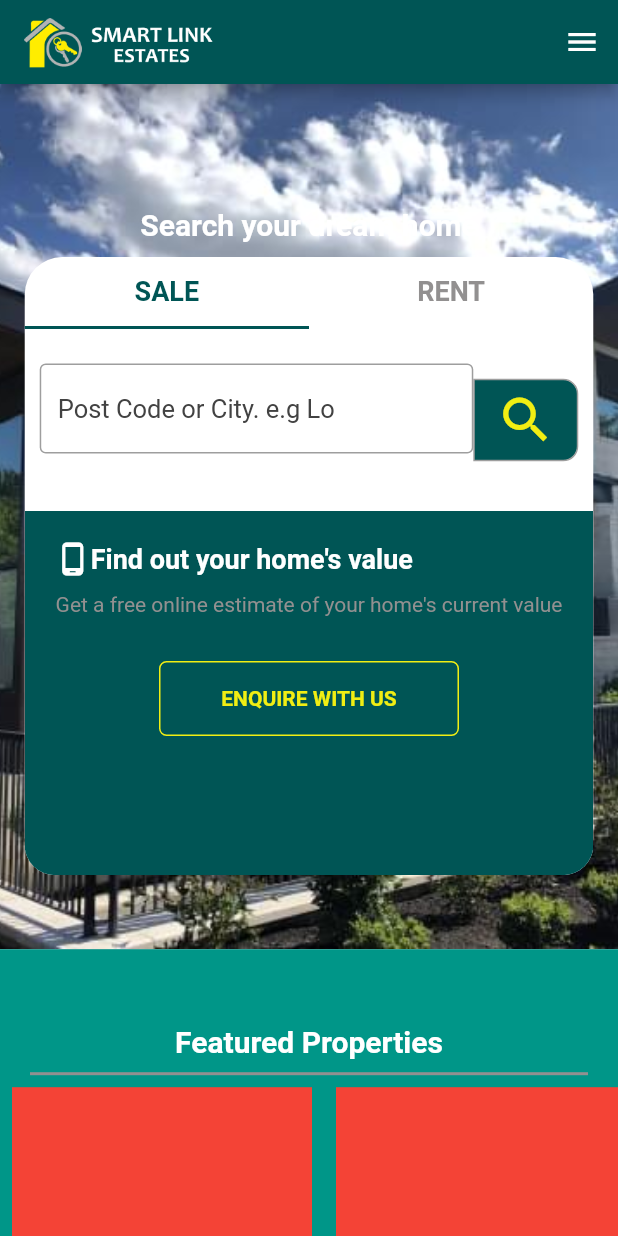
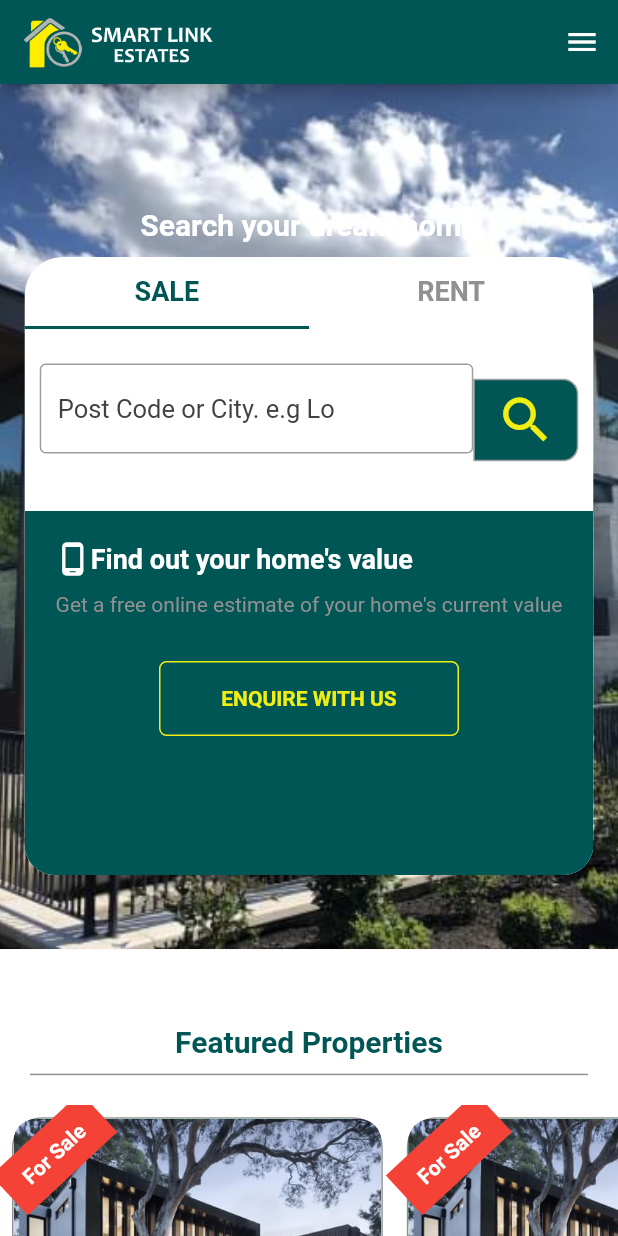
Before and after one commit to ShaimPatel/LnadLoard, a Flutter app: the screen it shows after launch, on a phone screen of 412 x 824 dp. Run offline on Flutter 3.47's test engine with Material 2 defaults, Android fonts, the phone set to English and light mode, and no system bars; drawn by our look-alikes of carousel_slider; our stand-ins replace fluttertoast, google_maps_flutter; missing offline and left inert: flutter_gif.

Commit message:
Fetaured Properties is done

```diff
--- a/lib/views/HomePage/home_page.dart
+++ b/lib/views/HomePage/home_page.dart
@@ -2,9 +2,9 @@ import 'package:carousel_slider/carousel_slider.dart';
 import 'package:flutter/material.dart';
 import 'package:flutter/rendering.dart';
 import 'package:landloard/global/AppBar/drawer_widget.dart';
-import 'package:landloard/global/Widgets/divider_widget.dart';
 import 'package:landloard/res/assets/image_assets.dart';
 import 'package:landloard/res/colors/app_color.dart';
+import 'package:landloard/views/HomePage/widgets/featured_properties_widget.dart';
 import 'package:landloard/views/HomePage/widgets/sales_widget.dart';
 
 class HomePage extends StatefulWidget {
@@ -174,50 +174,7 @@ class _HomePageState extends State<HomePage> {
                 ],
               ),
               //!2 Section for Featured Properties
-              Container(
-                height: MediaQuery.of(context).size.height * 0.7,
-                width: double.maxFinite,
-                decoration: const BoxDecoration(
-                  color: Colors.teal,
-                ),
-                child: Column(
-                  children: [
-                    const SizedBox(height: 50),
-                    const Text(
-                      "Featured Properties",
-                      style: TextStyle(
-                        fontWeight: FontWeight.bold,
-                        color: AppColor.whiteColor,
-                        fontSize: 20,
-                      ),
-                    ),
-                    const SizedBox(height: 10),
-                    CustomeDividerWidget(
-                      height: 1,
-                      color: AppColor.greyColor,
-                      thickness: 2,
-                      indent: 20,
-                      endIndent: 20,
-                    ),
-                    Expanded(
-                      child: ListView.builder(
-                        scrollDirection: Axis.horizontal,
-                        itemCount: 3,
-                        itemBuilder: (context, index) {
-                          return Padding(
-                            padding: const EdgeInsets.all(8.0),
-                            child: Container(
-                              height: 500,
-                              width: 200,
-                              color: Colors.red,
-                            ),
-                          );
-                        },
-                      ),
-                    )
-                  ],
-                ),
-              )
+              const FeaturedPropertiesWidget(),
             ],
           ),
         ));
--- /dev/null
+++ b/lib/views/HomePage/widgets/featured_properties_widget.dart
@@ -0,0 +1,262 @@
+import 'package:flutter/material.dart';
+import 'package:landloard/global/Widgets/divider_widget.dart';
+import 'package:landloard/res/assets/image_assets.dart';
+import 'package:landloard/res/colors/app_color.dart';
+import 'package:landloard/res/components/Constrians.dart';
+
+class FeaturedPropertiesWidget extends StatelessWidget {
+  const FeaturedPropertiesWidget({super.key});
+
+  @override
+  Widget build(BuildContext context) {
+    return Container(
+      height: MediaQuery.of(context).size.height * 0.95,
+      width: double.maxFinite,
+      decoration: const BoxDecoration(
+        color: Colors.white,
+      ),
+      child: Column(
+        children: [
+          const SizedBox(height: 50),
+          const Text(
+            "Featured Properties",
+            style: TextStyle(
+              fontWeight: FontWeight.bold,
+              color: AppColor.greenColor,
+              fontSize: 20,
+            ),
+          ),
+          const SizedBox(height: 10),
+          CustomeDividerWidget(
+            height: 1,
+            color: AppColor.greyColor,
+            thickness: 1,
+            indent: 20,
+            endIndent: 20,
+          ),
+          const SizedBox(height: 20),
+          SizedBox(
+            height: MediaQuery.of(context).size.height * 0.6,
+            width: double.maxFinite,
+            child: ListView.builder(
+              scrollDirection: Axis.horizontal,
+              itemCount: 3,
+              itemBuilder: (context, index) {
+                return Padding(
+                  padding: const EdgeInsets.all(8.0),
+                  child: Container(
+                    width: MediaQuery.of(context).size.width * 0.6,
+                    decoration: BoxDecoration(
+                        borderRadius: BorderRadius.circular(20),
+                        border: Border.all(
+                          color: AppColor.greyColor,
+                        )),
+                    // color: Colors.green,
+                    child: Column(
+                      crossAxisAlignment: CrossAxisAlignment.start,
+                      children: [
+                        Stack(
+                          fit: StackFit.loose,
+                          children: [
+                            Container(
+                              height: 180,
+                              width: double.maxFinite,
+                              decoration: const BoxDecoration(
+                                  color: Colors.greenAccent,
+                                  borderRadius: BorderRadius.only(
+                                      topLeft: Radius.circular(20),
+                                      topRight: Radius.circular(20))),
+                              child: const ClipRRect(
+                                borderRadius: BorderRadius.only(
+                                    topLeft: Radius.circular(15),
+                                    topRight: Radius.circular(15)),
+                                child: Image(
+                                  image: AssetImage(ImageAssets.img1),
+                                  fit: BoxFit.cover,
+                                ),
+                              ),
+                            ),
+                            Positioned(
+                                left: 0, // Adjust the left position as needed
+                                top: 0, // Adjust the top position as needed
+                                child: Transform.rotate(
+                                  angle:
+                                      -0.75, // Adjust the rotation angle as needed
+                                  child: Padding(
+                                    padding: const EdgeInsets.only(bottom: 40),
+                                    child: Container(
+                                      decoration: const BoxDecoration(
+                                        color: Colors.red,
+                                      ),
+                                      padding: const EdgeInsets.symmetric(
+                                          horizontal: 15, vertical: 10),
+                                      child: const Center(
+                                        child: Text(
+                                          'For Sale',
+                                          style: TextStyle(
+                                            color: Colors.white,
+                                            fontWeight: FontWeight.bold,
+                                          ),
+                                        ),
+                                      ),
+                                    ),
+                                  ),
+                                )),
+
+                            //! Icons
+                            Positioned(
+                                bottom: 10,
+                                right: 20,
+                                child: Row(
+                                  children: const [
+                                    CircleAvatar(
+                                      child: Icon(
+                                        Icons.facebook,
+                                      ),
+                                    ),
+                                    SizedBox(width: 5),
+                                    CircleAvatar(
+                                      backgroundColor: AppColor.blueColor,
+                                      child: Icon(
+                                        Icons.facebook,
+                                      ),
+                                    ),
+                                    SizedBox(width: 5),
+                                    CircleAvatar(
+                                      backgroundColor: AppColor.blackColor,
+                                      child: Icon(
+                                        Icons.facebook,
+                                      ),
+                                    )
+                                  ],
+                                ))
+                          ],
+                        ),
+                        const SizedBox(height: 20),
+
+                        //!
+                        Row(
+                          mainAxisAlignment: MainAxisAlignment.spaceEvenly,
+                          children: [
+                            Column(
+                              children: [
+                                const Text(
+                                  '\$ 600,000',
+                                  style: TextStyle(
+                                      fontSize: 18,
+                                      fontWeight: FontWeight.bold,
+                                      color: AppColor.greenColor),
+                                ),
+                                CustomeDividerWidget(
+                                  thickness: 3,
+                                  color: AppColor.blackColor,
+                                  height: 4,
+                                  endIndent: 10,
+                                  indent: 10,
+                                ),
+                                Container(
+                                  height: 2,
+                                  width: 90,
+                                  decoration: const BoxDecoration(
+                                    color: AppColor.greenColor,
+                                  ),
+                                )
+                              ],
+                            ),
+                            Elevated_Button(
+                              "sales".toUpperCase(),
+                              () => null,
+                              70.0,
+                              12,
+                              AppColor.whiteColor,
+                              AppColor.greenColor,
+                              25,
+                            ),
+                          ],
+                        ),
+
+                        const Padding(
+                          padding: EdgeInsets.only(left: 10, top: 10),
+                          child: Text(
+                            'E15 4AT, Stratford, London',
+                            maxLines: 2,
+                            overflow: TextOverflow.ellipsis,
+                            style: TextStyle(
+                                fontSize: 12,
+                                fontWeight: FontWeight.w400,
+                                color: AppColor.greyColor),
+                          ),
+                        ),
+                        const Padding(
+                          padding: EdgeInsets.only(left: 10, top: 5),
+                          child: Text(
+                            'Haven Road, Rainham',
+                            maxLines: 2,
+                            overflow: TextOverflow.ellipsis,
+                            style: TextStyle(
+                                fontSize: 14,
+                                fontWeight: FontWeight.bold,
+                                color: AppColor.blackColor),
+                          ),
+                        ),
+
+                        //! Three
+                        Padding(
+                          padding: const EdgeInsets.only(left: 10, top: 5),
+                          child: SingleChildScrollView(
+                            scrollDirection: Axis.horizontal,
+                            child: Row(
+                              children: const [
+                                Icon(Icons.bed_outlined),
+                                SizedBox(width: 4),
+                                Text("3 beds"),
+                                SizedBox(width: 10),
+                                Icon(Icons.chair),
+                                SizedBox(width: 4),
+                                SizedBox(width: 10),
+                                Text("2 Reception"),
+                                SizedBox(width: 10),
+                                Icon(Icons.bed_outlined),
+                                SizedBox(width: 4),
+                                Text("1 baths")
+                              ],
+                            ),
+                          ),
+                        ),
+                        const SizedBox(height: 20),
+                        //!
+                        Center(
+                          child: Elevated_Button(
+                            "See details",
+                            () => null,
+                            130.0,
+                            15,
+                            AppColor.whiteColor,
+                            AppColor.greenColor,
+                            25,
+                          ),
+                        ),
+                      ],
+                    ),
+                    //!
+                  ),
+                );
+              },
+            ),
+          ),
+          const SizedBox(height: 30),
+          Elevated_Button(
+            "View all properties",
+            () => null,
+            150.0,
+            15,
+            AppColor.whiteColor,
+            AppColor.greenColor,
+            25,
+          ),
+          const SizedBox(height: 10),
+        ],
+      ),
+    );
+  }
+}
--- /dev/null
+++ b/lib/views/HomePage/widgets/forsale.dart
@@ -0,0 +1,16 @@
+import 'package:flutter/material.dart';
+
+class DiagonalClipper extends CustomClipper<Path> {
+  @override
+  Path getClip(Size size) {
+    final path = Path();
+    path.lineTo(0.0, size.height - 2);
+    path.lineTo(size.width, size.height - 5);
+    path.lineTo(0, size.height - 40); // Adjust this value to change the angle
+    path.close();
+    return path;
+  }
+
+  @override
+  bool shouldReclip(CustomClipper<Path> oldClipper) => false;
+}
```
